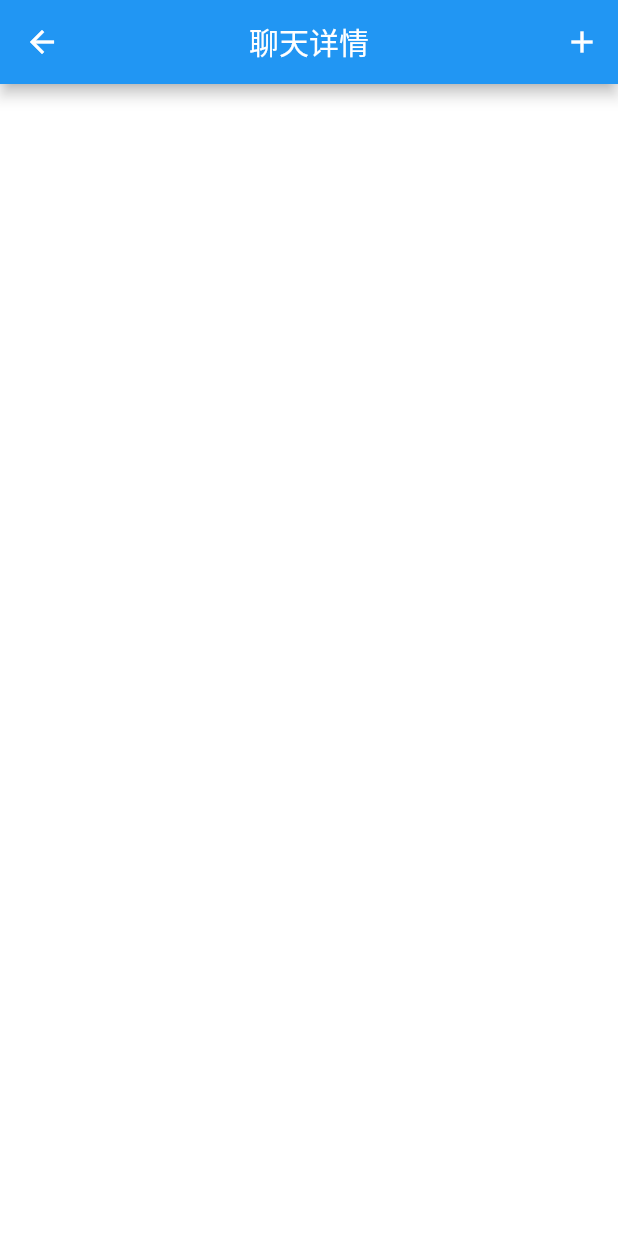
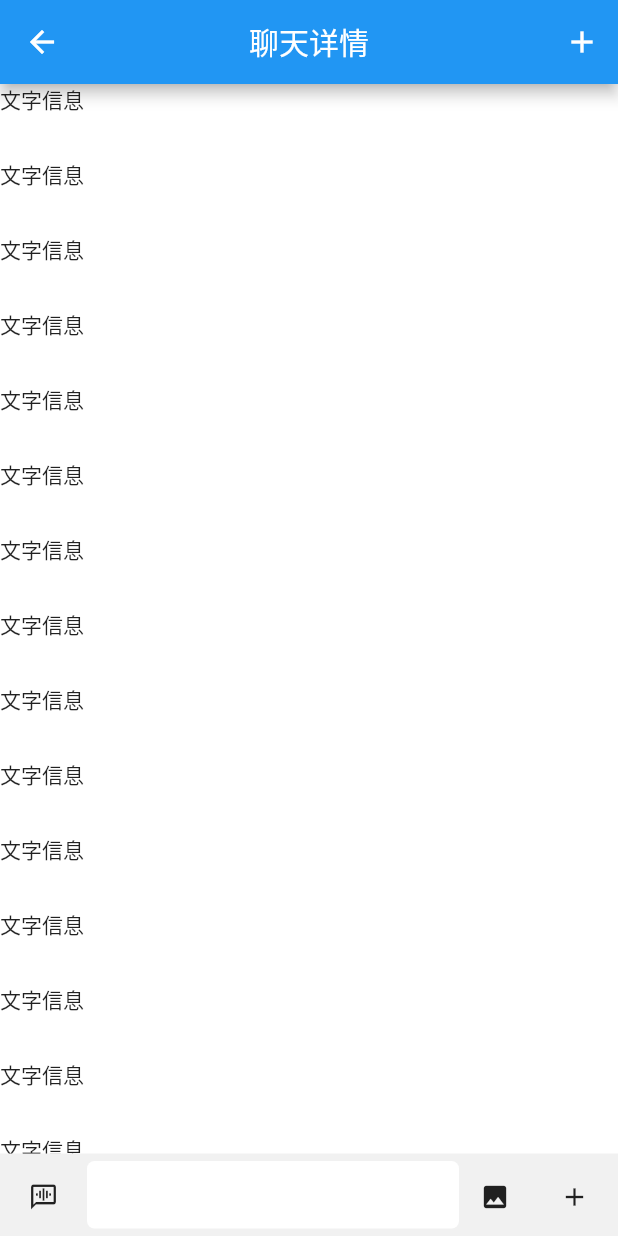
Before and after one commit to lcyisgod/flutter_wecat, a Flutter app: the MessageDetailPage screen opened directly, on a phone screen of 412 x 824 dp. Run offline on Flutter 3.47's test engine with Material 2 defaults, Android fonts, the phone set to English and light mode, and no system bars; drawn by our look-alikes of flutter_easyloading, oktoast; our stand-ins replace flutter_contacts.

Commit message:
fix:手机通讯录+聊天详情页面

```diff
--- a/lib/contacts/view/contacts_friend_view.dart
+++ b/lib/contacts/view/contacts_friend_view.dart
@@ -1,6 +1,6 @@
 import 'package:flutter/material.dart';
 import 'package:flutter_wecat/common/res/resources.dart';
-import 'package:flutter_wecat/login/view/disover_item.dart';
+import 'package:flutter_wecat/login/widget/disover_item.dart';
 
 class ContactsFriendView extends StatefulWidget {
 
--- a/lib/contacts/widget/contacts_item.dart
+++ b/lib/contacts/widget/contacts_item.dart
@@ -1,7 +1,7 @@
 import 'package:flutter/material.dart';
 import 'package:flutter_wecat/common/res/resources.dart';
-import 'package:flutter_wecat/login/view/discover_url_iten.dart';
-import 'package:flutter_wecat/login/view/disover_item.dart';
+import 'package:flutter_wecat/login/widget/discover_url_iten.dart';
+import 'package:flutter_wecat/login/widget/disover_item.dart';
 import 'package:flutter_wecat/contacts/models/contacts_person_model.dart';
 
 class ContactsItem extends StatefulWidget {
--- a/lib/discover/view/discover_view.dart
+++ b/lib/discover/view/discover_view.dart
@@ -1,7 +1,7 @@
 import 'package:flutter/material.dart';
 import 'package:flutter_wecat/common/res/resources.dart';
 import 'package:flutter_wecat/common/widget/distance_widget.dart';
-import 'package:flutter_wecat/login/view/disover_item.dart';
+import 'package:flutter_wecat/login/widget/disover_item.dart';
 
 class DiscoverView extends StatefulWidget {
   final Function(int type,Map<String,dynamic> map) onPressed;
--- a/lib/me/view/me_view.dart
+++ b/lib/me/view/me_view.dart
@@ -1,7 +1,7 @@
 import 'package:flutter/cupertino.dart';
 import 'package:flutter_wecat/common/res/resources.dart';
 import 'package:flutter_wecat/common/widget/distance_widget.dart';
-import 'package:flutter_wecat/login/view/disover_item.dart';
+import 'package:flutter_wecat/login/widget/disover_item.dart';
 import 'package:flutter_wecat/me/view/person_info_item.dart';
 
 class MeView extends StatefulWidget {
@@ -58,7 +58,9 @@ class MeViewState extends State<MeView> {
       itemCount: dataList.length+1,
         itemBuilder: (BuildContext context, int index){
         if (index == 0) {
-          return PersonInfoItem();
+          return PersonInfoItem(
+            weCatName: "ccy",
+          );
         }else {
           Map dataMap = dataList[index-1];
           if (dataMap.isNotEmpty) {
--- a/lib/me/view/person_info_item.dart
+++ b/lib/me/view/person_info_item.dart
@@ -55,7 +55,7 @@ class PersonInfoItem extends StatelessWidget {
                        Expanded(
                          flex: 10,
                          child:  Text(
-                           '微信号：',
+                           '微信号：ccy',
                            maxLines: 1,
                            overflow: TextOverflow.ellipsis,
                            style: TextStyles.textMain18Body,
--- a/lib/message/message_detail_page.dart
+++ b/lib/message/message_detail_page.dart
@@ -1,4 +1,5 @@
 import 'package:flutter/material.dart';
+import 'package:flutter_wecat/message/view/message_detail_view.dart';
 
 class MessageDetailPage extends StatefulWidget {
   @override
@@ -29,7 +30,7 @@ class MessageDetailPageState extends State<MessageDetailPage> {
       ),
       body: SafeArea(
         child: Center(
-          child: Container(
+          child: MessageDetailView(
 
           ),
         ),
--- /dev/null
+++ b/lib/message/view/message_detail_view.dart
@@ -0,0 +1,87 @@
+import 'package:flutter/material.dart';
+import 'package:flutter_wecat/common/res/colors.dart';
+
+class MessageDetailView extends StatefulWidget {
+  @override
+  State<StatefulWidget> createState() {
+    // TODO: implement createState
+    return MessageDetailViewState();
+  }
+}
+
+class MessageDetailViewState extends State<MessageDetailView> {
+  @override
+  Widget build(BuildContext context) {
+    // TODO: implement build
+    return Container(
+      child: Column(
+        mainAxisAlignment: MainAxisAlignment.end,
+        children: [
+          Expanded(
+              child: Container(
+                child: ListView.builder(
+                    itemCount: 100,
+                    shrinkWrap:true,
+                    itemBuilder: (BuildContext context, int index){
+                      return Container(
+                        height: 50,
+                        child: Text(
+                            "文字信息"
+                        ),
+                      );
+                    }),
+              )
+            ),
+          Container(
+            height: 55,
+            color: Colours.bg_color,
+            padding: EdgeInsets.only(left: 5.0,right: 5.0,top: 5.0),
+            child: Row(
+              crossAxisAlignment: CrossAxisAlignment.start,
+              mainAxisAlignment: MainAxisAlignment.end,
+              children: [
+                IconButton(
+                      onPressed: (){},
+                      iconSize: 20,
+                      icon: Icon(Icons.voice_chat)
+                  ),
+                Expanded(
+                      child: Container(
+                        height: 45,
+                        alignment: Alignment(0,0),
+                        margin: EdgeInsets.only(left: 5.0),
+                        decoration: BoxDecoration(
+                            color: Colors.white,
+                            borderRadius: BorderRadius.circular(5)
+                        ),
+                        child: TextField(
+                          decoration: InputDecoration(
+                            isCollapsed:true,
+                            border: InputBorder.none,
+                          ),
+                        ),
+                      )
+                  ),
+                Container(
+                    margin: EdgeInsets.only(right: 5.0),
+                    child: IconButton(
+                        iconSize: 20,
+                        onPressed: (){},
+                        icon: Icon(Icons.photo)
+                    ),
+                  ),
+                Container(
+                  child: IconButton(
+                        iconSize: 20,
+                        onPressed: (){},
+                        icon: Icon(Icons.add)
+                    ),
+                )
+              ],
+            ),
+          )
+        ],
+      ),
+    );
+  }
+}
```
Also changed, not shown: lib/contacts/contacts_phone_page.dart (+4 -33 lines), lib/contacts/view/contacts_phone_view.dart (added, +35 -0 lines), lib/contacts/widget/contacts_phone_info_item.dart (added, +89 -0 lines), lib/login/view/login_view.dart (+10 -3 lines), lib/login/widget/discover_url_iten.dart (renamed from lib/login/view/discover_url_iten.dart), lib/login/widget/disover_item.dart (renamed from lib/login/view/disover_item.dart).
